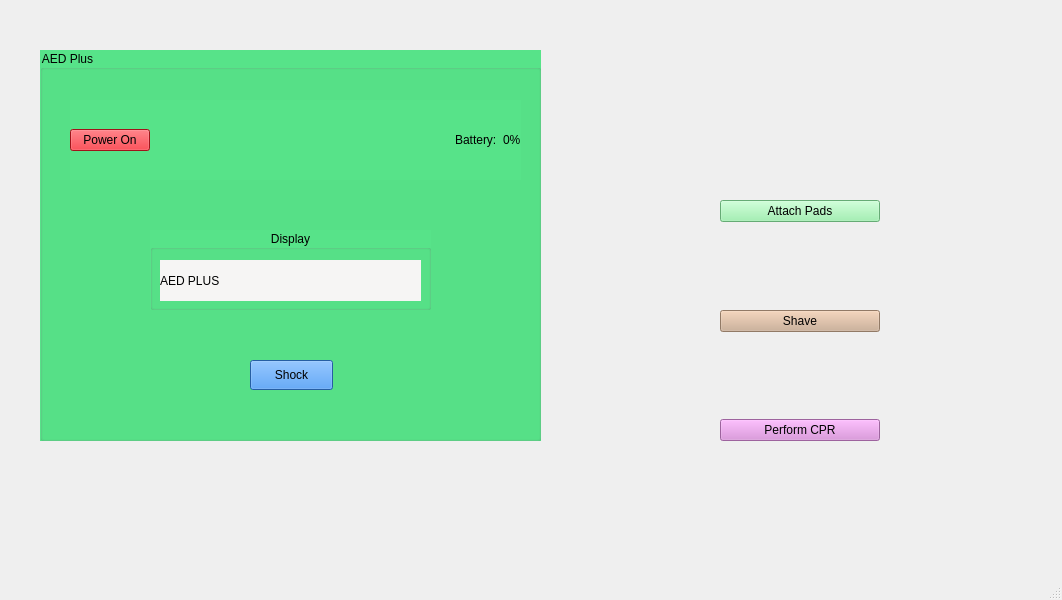
The window that mainwindow.ui (Jay3345/AED-3004-Final) describes before a commit, drawn with Qt 5.
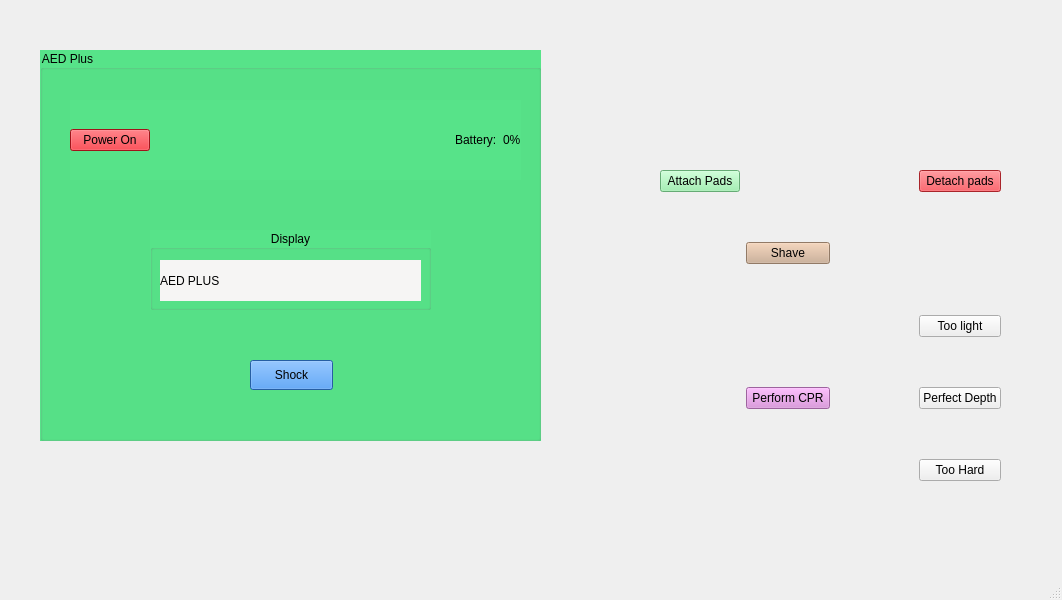
The same window after the commit.

What changed in the file:
```diff
--- a/mainwindow.ui
+++ b/mainwindow.ui
@@ -130,25 +130,15 @@
    <widget class="QWidget" name="verticalLayoutWidget">
     <property name="geometry">
      <rect>
-      <x>720</x>
-      <y>200</y>
-      <width>160</width>
-      <height>241</height>
+      <x>660</x>
+      <y>170</y>
+      <width>341</width>
+      <height>311</height>
      </rect>
     </property>
-    <layout class="QVBoxLayout" name="verticalLayout_4">
-     <item>
-      <widget class="QPushButton" name="attachPadsButton">
-       <property name="styleSheet">
-        <string notr="true">background-color: rgb(143, 240, 164);</string>
-       </property>
-       <property name="text">
-        <string>Attach Pads</string>
-       </property>
-      </widget>
-     </item>
-     <item>
-      <spacer name="verticalSpacer">
+    <layout class="QGridLayout" name="gridLayout_2">
+     <item row="4" column="1">
+      <spacer name="verticalSpacer_2">
        <property name="orientation">
         <enum>Qt::Vertical</enum>
        </property>
@@ -160,7 +150,7 @@
        </property>
       </spacer>
      </item>
-     <item>
+     <item row="3" column="1">
       <widget class="QPushButton" name="shaveButton">
        <property name="styleSheet">
         <string notr="true">background-color: rgb(205, 171, 143);</string>
@@ -170,7 +160,27 @@
        </property>
       </widget>
      </item>
-     <item>
+     <item row="0" column="1">
+      <spacer name="horizontalSpacer_2">
+       <property name="orientation">
+        <enum>Qt::Horizontal</enum>
+       </property>
+       <property name="sizeHint" stdset="0">
+        <size>
+         <width>40</width>
+         <height>20</height>
+        </size>
+       </property>
+      </spacer>
+     </item>
+     <item row="7" column="3">
+      <widget class="QPushButton" name="CPRGoodButton">
+       <property name="text">
+        <string>Perfect Depth</string>
+       </property>
+      </widget>
+     </item>
+     <item row="8" column="3">
       <spacer name="verticalSpacer_4">
        <property name="orientation">
         <enum>Qt::Vertical</enum>
@@ -183,7 +193,80 @@
        </property>
       </spacer>
      </item>
-     <item>
+     <item row="0" column="0">
+      <widget class="QPushButton" name="attachPadsButton">
+       <property name="styleSheet">
+        <string notr="true">background-color: rgb(143, 240, 164);</string>
+       </property>
+       <property name="text">
+        <string>Attach Pads</string>
+       </property>
+      </widget>
+     </item>
+     <item row="2" column="1">
+      <spacer name="verticalSpacer">
+       <property name="orientation">
+        <enum>Qt::Vertical</enum>
+       </property>
+       <property name="sizeHint" stdset="0">
+        <size>
+         <width>20</width>
+         <height>40</height>
+        </size>
+       </property>
+      </spacer>
+     </item>
+     <item row="0" column="3">
+      <widget class="QPushButton" name="detachPadsButton">
+       <property name="styleSheet">
+        <string notr="true">background-color: rgb(237, 51, 59);</string>
+       </property>
+       <property name="text">
+        <string>Detach pads</string>
+       </property>
+      </widget>
+     </item>
+     <item row="9" column="3">
+      <widget class="QPushButton" name="CPRHardButton">
+       <property name="text">
+        <string>Too Hard</string>
+       </property>
+      </widget>
+     </item>
+     <item row="6" column="3">
+      <spacer name="verticalSpacer_3">
+       <property name="orientation">
+        <enum>Qt::Vertical</enum>
+       </property>
+       <property name="sizeHint" stdset="0">
+        <size>
+         <width>20</width>
+         <height>40</height>
+        </size>
+       </property>
+      </spacer>
+     </item>
+     <item row="5" column="3">
+      <widget class="QPushButton" name="CPRLightButton">
+       <property name="text">
+        <string>Too light</string>
+       </property>
+      </widget>
+     </item>
+     <item row="7" column="2">
+      <spacer name="horizontalSpacer_3">
+       <property name="orientation">
+        <enum>Qt::Horizontal</enum>
+       </property>
+       <property name="sizeHint" stdset="0">
+        <size>
+         <width>40</width>
+         <height>20</height>
+        </size>
+       </property>
+      </spacer>
+     </item>
+     <item row="7" column="1">
       <widget class="QPushButton" name="cprButton">
        <property name="styleSheet">
         <string notr="true">background-color: rgb(220, 138, 221);</string>
@@ -198,10 +281,10 @@
    <widget class="QLabel" name="ECGLabel">
     <property name="geometry">
      <rect>
-      <x>580</x>
-      <y>80</y>
-      <width>451</width>
-      <height>101</height>
+      <x>620</x>
+      <y>40</y>
+      <width>381</width>
+      <height>91</height>
      </rect>
     </property>
     <property name="text">
```
Left out of the diff: 2 changed lines with no effect on the pictures.
